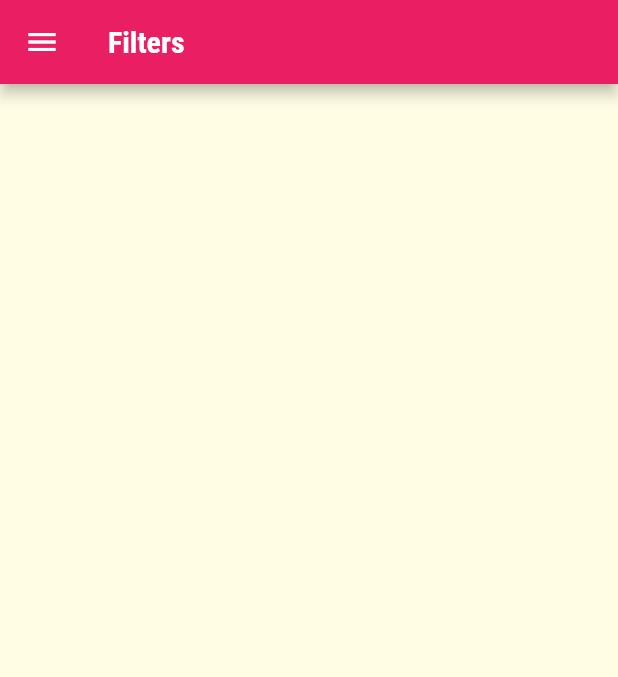
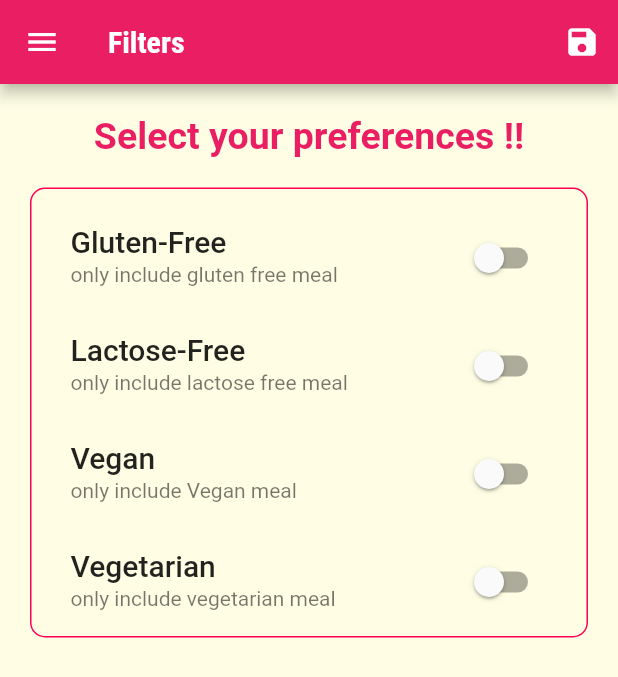
Before and after one commit to RAHUL-DAS-P/meals_app, a Flutter app: the FiltersScreen screen opened by its route, on a phone screen of 412 x 824 dp. Shown: the top 677 px of the screen. Run offline on Flutter 3.47's test engine with Material 2 defaults, Android fonts, the light colour scheme and no system bars; missing offline and left inert: dart:ffi.

Commit message:
adding logic to the filters

```diff
--- a/lib/main.dart
+++ b/lib/main.dart
@@ -1,5 +1,7 @@
 import 'package:flutter/material.dart';
-import 'package:flutter_complete_guide/screens/filters_screen.dart';
+import 'dummy_data.dart';
+import 'screens/filters_screen.dart';
+import './models/meal.dart';
 import 'screens/favourites.dart';
 import 'userwidgets/main_drawer.dart';
 import 'screens/meal_details_screen.dart';
@@ -10,7 +12,40 @@ import 'userwidgets/category_grid.dart';
 
 void main() => runApp(MyApp());
 
-class MyApp extends StatelessWidget {
+class MyApp extends StatefulWidget {
+  @override
+  State<MyApp> createState() => _MyAppState();
+}
+
+class _MyAppState extends State<MyApp> {
+  Map<String, bool> _filters = {
+    'gluten': false,
+    'lactose': false,
+    'vegan': false,
+    'vegetarian': false,
+  };
+  List<Meal> _avaialbleMeals = DUMMY_MEALS;
+  void _setFilters(Map<String, bool> filterData) {
+    setState(() {
+      _filters = filterData;
+      _avaialbleMeals = DUMMY_MEALS.where((meal) {
+        if (filterData['gluten'] && !meal.isGlutenFree) {
+          return false;
+        }
+        if (filterData['lactose'] && !meal.isLactoseFree) {
+          return false;
+        }
+        if (filterData['vegan'] && !meal.isVegan) {
+          return false;
+        }
+        if (filterData['vegetarian'] && !meal.isVegetarian) {
+          return false;
+        }
+        return true;
+      }).toList();
+    });
+  }
+
   @override
   Widget build(BuildContext context) {
     return MaterialApp(
@@ -33,9 +68,10 @@ class MyApp extends StatelessWidget {
       ),
       home: MyHomePage(),
       routes: {
-        CateGrid.namedRoute: (context) => Catmeals(),
+        CateGrid.namedRoute: (context) => Catmeals(_avaialbleMeals),
         MealItem.routeName: (context) => MealDetails(),
-        FiltersScreen.routeName: (context) => FiltersScreen(),
+        FiltersScreen.routeName: (context) =>
+            FiltersScreen(_filters, _setFilters),
       },
       onUnknownRoute: (settings) {
         return MaterialPageRoute(builder: (context) => MyHomePage());
@@ -62,7 +98,7 @@ class _MyHomePageState extends State<MyHomePage> {
   ];
   int _selectedPage = 0;
 
-  int _selectPage(int index) {
+  void _selectPage(int index) {
     setState(() {
       _selectedPage = index;
     });
@@ -90,7 +126,7 @@ class _MyHomePageState extends State<MyHomePage> {
             label: pages[_selectedPage]["title"],
           ),
           BottomNavigationBarItem(
-            icon: Icon(Icons.category),
+            icon: Icon(Icons.star),
             backgroundColor: Colors.pink,
             label: pages[_selectedPage]["title"],
           ),
--- a/lib/screens/category_meals_screen.dart
+++ b/lib/screens/category_meals_screen.dart
@@ -1,11 +1,13 @@
 import 'package:flutter/material.dart';
 import 'package:flutter_complete_guide/userwidgets/meal_item.dart';
-import '../dummy_data.dart';
+import '../models/meal.dart';
 
 class Catmeals extends StatelessWidget {
   // final String title;
   // final Color color;
   // final String id;
+  final List<Meal> availableMeals;
+  Catmeals(this.availableMeals);
 
   // Catmeals({this.title, this.color, this.id});
   @override
@@ -14,7 +16,7 @@ class Catmeals extends StatelessWidget {
         ModalRoute.of(context).settings.arguments as Map<String, String>;
     final title = routeArgs['title'];
     final id = routeArgs['id'];
-    final categoryMeals = DUMMY_MEALS.where((meal) {
+    final categoryMeals = availableMeals.where((meal) {
       return meal.categories.contains(id);
     }).toList();
     return Scaffold(
--- a/lib/screens/filters_screen.dart
+++ b/lib/screens/filters_screen.dart
@@ -1,22 +1,151 @@
+import 'dart:ffi';
+
 import 'package:flutter/material.dart';
-import 'package:flutter/src/foundation/key.dart';
-import 'package:flutter/src/widgets/framework.dart';
-import 'package:flutter/src/widgets/placeholder.dart';
+
 import 'package:flutter_complete_guide/userwidgets/main_drawer.dart';
 
-class FiltersScreen extends StatelessWidget {
-  const FiltersScreen({Key key}) : super(key: key);
+class FiltersScreen extends StatefulWidget {
+  final Function saveFilters;
+  final Map<String, bool> filters;
+
+  FiltersScreen(this.filters, this.saveFilters);
 
   static const routeName = "/filters";
 
   @override
+  State<FiltersScreen> createState() => _FiltersScreenState();
+}
+
+class _FiltersScreenState extends State<FiltersScreen> {
+  var _isGlutenFree = false;
+  var _isLactoseFree = false;
+  var _isVegan = false;
+  var _isVegetarian = false;
+
+  @override
+  void initState() {
+    _isGlutenFree = widget.filters['gluten'];
+    _isLactoseFree = widget.filters['lactose'];
+    _isVegan = widget.filters['vegan'];
+    _isVegetarian = widget.filters['vegetarian'];
+    super.initState();
+  }
+
+  Widget BuildSwitchListView(
+      String title, String des, var currentValue, Function change) {
+    return SwitchListTile(
+      value: currentValue,
+      onChanged: change,
+      title: Text(
+        title,
+        style: TextStyle(fontSize: 20, fontWeight: FontWeight.w500),
+      ),
+      subtitle: Text(des),
+    );
+  }
+
+  @override
   Widget build(BuildContext context) {
     return Scaffold(
-      body: Scaffold(
-        appBar: AppBar(
-          title: Text("Filters"),
+      appBar: AppBar(
+        title: Text("Filters"),
+        actions: [
+          IconButton(
+            onPressed: () {
+              Map<String, bool> filtered = {
+                'gluten': _isGlutenFree,
+                'lactose': _isLactoseFree,
+                'vegan': _isVegan,
+                'vegetarian': _isVegetarian
+              };
+              widget.saveFilters(filtered);
+            },
+            icon: Icon(Icons.save),
+          )
+        ],
+      ),
+      drawer: MainDrawer(),
+      body: Container(
+        padding: EdgeInsets.all(10),
+        margin: EdgeInsets.all(10),
+        child: Column(
+          children: [
+            Text(
+              "Select your preferences !!",
+              style: TextStyle(
+                color: Colors.pink,
+                fontSize: 25,
+                fontWeight: FontWeight.bold,
+              ),
+            ),
+            SizedBox(
+              height: 20,
+            ),
+            Container(
+              height: 300,
+              padding: EdgeInsets.all(10),
+              decoration: BoxDecoration(
+                  border: Border.all(
+                    color: Color.fromARGB(255, 255, 0, 85),
+                  ),
+                  borderRadius: BorderRadius.circular(10)),
+              child: Expanded(
+                child: ListView(
+                  children: [
+                    BuildSwitchListView(
+                      "Gluten-Free",
+                      "only include gluten free meal",
+                      _isGlutenFree,
+                      (newvalue) {
+                        setState(
+                          () {
+                            _isGlutenFree = newvalue;
+                          },
+                        );
+                      },
+                    ),
+                    BuildSwitchListView(
+                      "Lactose-Free",
+                      "only include lactose free meal",
+                      _isLactoseFree,
+                      (newvalue) {
+                        setState(
+                          () {
+                            _isLactoseFree = newvalue;
+                          },
+                        );
+                      },
+                    ),
+                    BuildSwitchListView(
+                      "Vegan",
+                      "only include Vegan meal",
+                      _isVegan,
+                      (newvalue) {
+                        setState(
+                          () {
+                            _isVegan = newvalue;
+                          },
+                        );
+                      },
+                    ),
+                    BuildSwitchListView(
+                      "Vegetarian",
+                      "only include vegetarian meal",
+                      _isVegetarian,
+                      (newvalue) {
+                        setState(
+                          () {
+                            _isVegetarian = newvalue;
+                          },
+                        );
+                      },
+                    ),
+                  ],
+                ),
+              ),
+            )
+          ],
         ),
-        drawer: MainDrawer(),
       ),
     );
   }
--- a/lib/userwidgets/main_drawer.dart
+++ b/lib/userwidgets/main_drawer.dart
@@ -30,6 +30,7 @@ class MainDrawer extends StatelessWidget {
           Container(
             alignment: Alignment.center,
             padding: EdgeInsets.all(10),
+            margin: EdgeInsets.all(5),
             height: 150,
             width: double.infinity,
             decoration: BoxDecoration(
@@ -42,7 +43,7 @@ class MainDrawer extends StatelessWidget {
             child: Text(
               "Let'S Cook",
               style: TextStyle(
-                fontSize: 50,
+                fontSize: 40,
                 fontWeight: FontWeight.w900,
                 color: Colors.pink,
               ),
```
